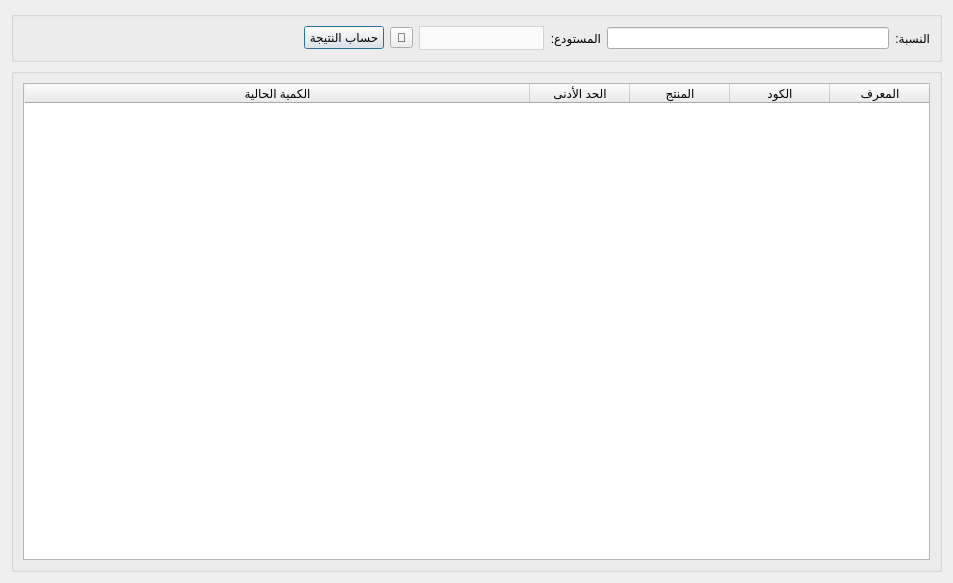
Old version of the form Ui_ReOrderMaterialReport.ui in the repository rabee361/E-commerce2.
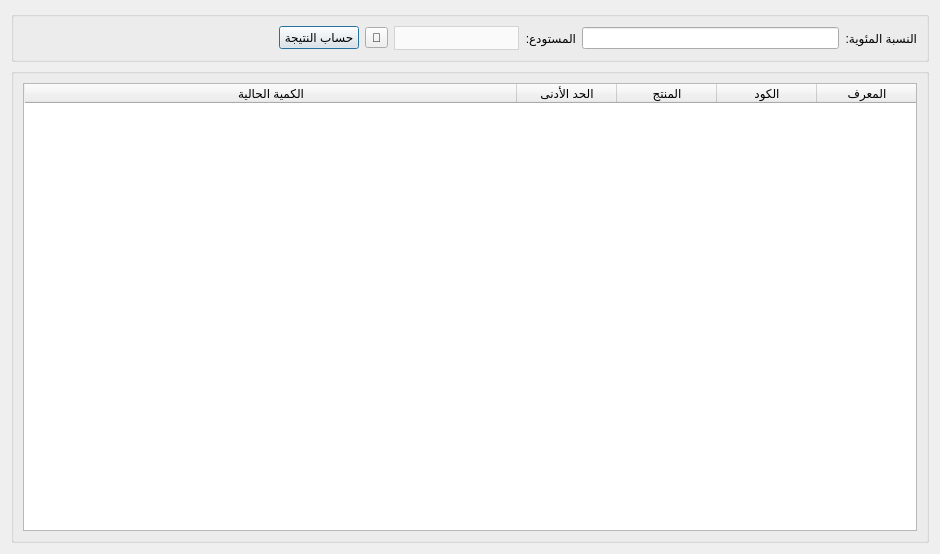
New version of the form. Icons and pictures are not drawn.

Diff of the .ui file:
```diff
--- a/Ui_ReOrderMaterialReport.ui
+++ b/Ui_ReOrderMaterialReport.ui
@@ -9,8 +9,8 @@
    <rect>
     <x>0</x>
     <y>0</y>
-    <width>953</width>
-    <height>583</height>
+    <width>940</width>
+    <height>554</height>
    </rect>
   </property>
   <property name="windowTitle">
@@ -35,7 +35,7 @@
         <property name="maximumSize">
          <size>
           <width>16777215</width>
-          <height>500</height>
+          <height>16777215</height>
          </size>
         </property>
         <property name="layoutDirection">
@@ -109,7 +109,7 @@
       <item row="0" column="0">
        <widget class="QLabel" name="label_3">
         <property name="text">
-         <string>النسبة:</string>
+         <string>النسبة المئوية:</string>
         </property>
        </widget>
       </item>
@@ -125,6 +125,9 @@
       </item>
       <item row="0" column="3">
        <widget class="QComboBox" name="warehouse_combobox">
+        <property name="enabled">
+         <bool>false</bool>
+        </property>
         <property name="minimumSize">
          <size>
           <width>125</width>
```
